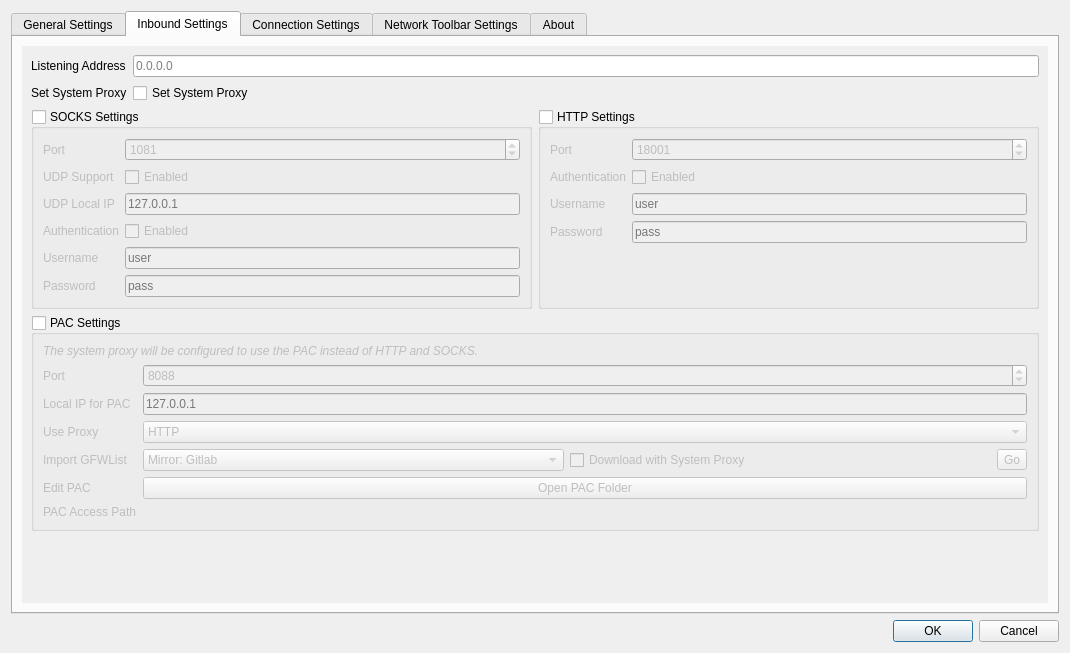
This is src/ui/w_PreferencesWindow.ui in Qv2ray/Qv2ray as Qt 5 draws it before an edit. The edited form follows.
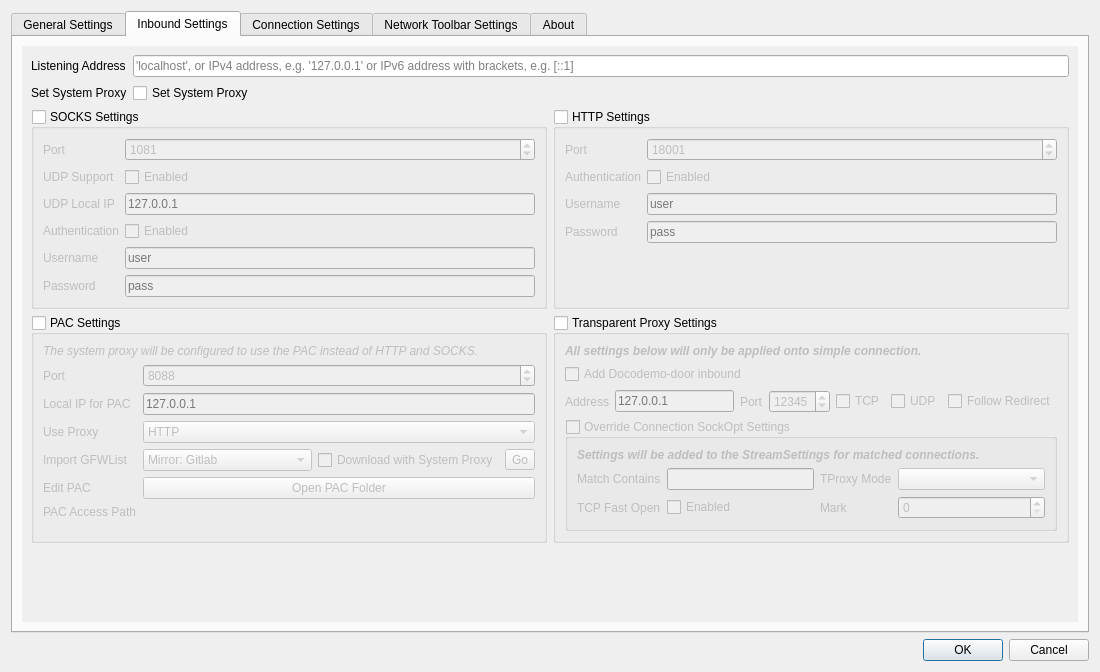
This is the edited form. The open tabs and pages were chosen to show the change. Icons and pictures are not drawn.

Commit message: add: added settings ui for dokodemo

```diff
--- a/src/ui/w_PreferencesWindow.ui
+++ b/src/ui/w_PreferencesWindow.ui
@@ -9,8 +9,8 @@
    <rect>
     <x>0</x>
     <y>0</y>
-    <width>1070</width>
-    <height>653</height>
+    <width>1100</width>
+    <height>672</height>
    </rect>
   </property>
   <property name="windowTitle">
@@ -594,8 +594,8 @@
            <rect>
             <x>0</x>
             <y>0</y>
-            <width>1016</width>
-            <height>557</height>
+            <width>1060</width>
+            <height>574</height>
            </rect>
           </property>
           <layout class="QVBoxLayout" name="verticalLayout_2">
@@ -611,7 +611,7 @@
              <item row="0" column="1">
               <widget class="QLineEdit" name="listenIPTxt">
                <property name="placeholderText">
-                <string notr="true">0.0.0.0</string>
+                <string notr="true">'localhost', or IPv4 address, e.g. '127.0.0.1' or IPv6 address with brackets, e.g. [::1]</string>
                </property>
               </widget>
              </item>
@@ -632,8 +632,85 @@
             </layout>
            </item>
            <item>
-            <layout class="QHBoxLayout" name="horizontalLayout">
-             <item>
+            <layout class="QGridLayout" name="gridLayout_11">
+             <item row="0" column="1">
+              <widget class="QGroupBox" name="httpGroupBox">
+               <property name="title">
+                <string>HTTP Settings</string>
+               </property>
+               <property name="checkable">
+                <bool>true</bool>
+               </property>
+               <property name="checked">
+                <bool>false</bool>
+               </property>
+               <layout class="QFormLayout" name="formLayout_7">
+                <item row="0" column="0">
+                 <widget class="QLabel" name="label_3">
+                  <property name="text">
+                   <string>Port</string>
+                  </property>
+                 </widget>
+                </item>
+                <item row="0" column="1">
+                 <widget class="QSpinBox" name="httpPortLE">
+                  <property name="minimum">
+                   <number>1</number>
+                  </property>
+                  <property name="maximum">
+                   <number>65535</number>
+                  </property>
+                  <property name="value">
+                   <number>18001</number>
+                  </property>
+                 </widget>
+                </item>
+                <item row="1" column="0">
+                 <widget class="QLabel" name="label_9">
+                  <property name="text">
+                   <string>Authentication</string>
+                  </property>
+                 </widget>
+                </item>
+                <item row="1" column="1">
+                 <widget class="QCheckBox" name="httpAuthCB">
+                  <property name="text">
+                   <string>Enabled</string>
+                  </property>
+                 </widget>
+                </item>
+                <item row="2" column="0">
+                 <widget class="QLabel" name="label_2">
+                  <property name="text">
+                   <string>Username</string>
+                  </property>
+                 </widget>
+                </item>
+                <item row="2" column="1">
+                 <widget class="QLineEdit" name="httpAuthUsernameTxt">
+                  <property name="placeholderText">
+                   <string notr="true">user</string>
+                  </property>
+                 </widget>
+                </item>
+                <item row="3" column="0">
+                 <widget class="QLabel" name="label_13">
+                  <property name="text">
+                   <string>Password</string>
+                  </property>
+                 </widget>
+                </item>
+                <item row="3" column="1">
+                 <widget class="QLineEdit" name="httpAuthPasswordTxt">
+                  <property name="placeholderText">
+                   <string notr="true">pass</string>
+                  </property>
+                 </widget>
+                </item>
+               </layout>
+              </widget>
+             </item>
+             <item row="0" column="0">
               <widget class="QGroupBox" name="socksGroupBox">
                <property name="title">
                 <string>SOCKS Settings</string>
@@ -738,10 +815,10 @@
                </layout>
               </widget>
              </item>
-             <item>
-              <widget class="QGroupBox" name="httpGroupBox">
+             <item row="1" column="1">
+              <widget class="QGroupBox" name="tProxyGroupBox">
                <property name="title">
-                <string>HTTP Settings</string>
+                <string>Transparent Proxy Settings</string>
                </property>
                <property name="checkable">
                 <bool>true</bool>
@@ -749,16 +826,53 @@
                <property name="checked">
                 <bool>false</bool>
                </property>
-               <layout class="QFormLayout" name="formLayout_7">
-                <item row="0" column="0">
-                 <widget class="QLabel" name="label_3">
+               <layout class="QVBoxLayout" name="verticalLayout_11" stretch="0,0,0,1">
+                <item>
+                 <widget class="QLabel" name="label_72">
+                  <property name="font">
+                   <font>
+                    <weight>75</weight>
+                    <italic>true</italic>
+                    <bold>true</bold>
+                   </font>
+                  </property>
+                  <property name="text">
+                   <string>All settings below will only be applied onto simple connection.</string>
+                  </property>
+                 </widget>
+                </item>
+                <item>
+                 <widget class="QCheckBox" name="checkBox">
+                  <property name="text">
+                   <string>Add Docodemo-door inbound</string>
+                  </property>
+                 </widget>
+                </item>
+                <item>
+                 <layout class="QHBoxLayout" name="horizontalLayout">
+                  <item>
+                   <widget class="QLabel" name="label_73">
+                    <property name="text">
+                     <string>Address</string>
+                    </property>
+                   </widget>
+                  </item>
+                  <item>
+                   <widget class="QLineEdit" name="lineEdit">
+                    <property name="placeholderText">
+                     <string>127.0.0.1</string>
+                    </property>
+                   </widget>
+                  </item>
+                  <item>
+                   <widget class="QLabel" name="label_77">
                   <property name="text">
                    <string>Port</string>
                   </property>
                  </widget>
                 </item>
-                <item row="0" column="1">
-                 <widget class="QSpinBox" name="httpPortLE">
+                  <item>
+                   <widget class="QSpinBox" name="spinBox">
                   <property name="minimum">
                    <number>1</number>
                   </property>
@@ -766,58 +880,110 @@
                    <number>65535</number>
                   </property>
                   <property name="value">
-                   <number>18001</number>
+                     <number>12345</number>
                   </property>
                  </widget>
                 </item>
-                <item row="1" column="0">
-                 <widget class="QLabel" name="label_9">
+                  <item>
+                   <widget class="QCheckBox" name="checkBox_2">
                   <property name="text">
-                   <string>Authentication</string>
+                     <string>TCP</string>
                   </property>
                  </widget>
                 </item>
-                <item row="1" column="1">
-                 <widget class="QCheckBox" name="httpAuthCB">
+                  <item>
+                   <widget class="QCheckBox" name="checkBox_3">
+                    <property name="text">
+                     <string>UDP</string>
+                    </property>
+                   </widget>
+                  </item>
+                  <item>
+                   <widget class="QCheckBox" name="checkBox_4">
+                    <property name="text">
+                     <string>Follow Redirect</string>
+                    </property>
+                   </widget>
+                  </item>
+                 </layout>
+                </item>
+                <item>
+                 <widget class="QGroupBox" name="groupBox_2">
+                  <property name="title">
+                   <string>Override Connection SockOpt Settings</string>
+                  </property>
+                  <property name="checkable">
+                   <bool>true</bool>
+                  </property>
+                  <property name="checked">
+                   <bool>false</bool>
+                  </property>
+                  <layout class="QGridLayout" name="gridLayout_12" columnstretch="0,1,0,1">
+                   <item row="2" column="1">
+                    <widget class="QCheckBox" name="checkBox_5">
                   <property name="text">
                    <string>Enabled</string>
                   </property>
                  </widget>
                 </item>
                 <item row="2" column="0">
-                 <widget class="QLabel" name="label_2">
+                    <widget class="QLabel" name="label_76">
                   <property name="text">
-                   <string>Username</string>
+                      <string>TCP Fast Open</string>
                   </property>
                  </widget>
                 </item>
-                <item row="2" column="1">
-                 <widget class="QLineEdit" name="httpAuthUsernameTxt">
-                  <property name="placeholderText">
-                   <string notr="true">user</string>
+                   <item row="2" column="2">
+                    <widget class="QLabel" name="label_75">
+                     <property name="text">
+                      <string>Mark</string>
                   </property>
                  </widget>
                 </item>
-                <item row="3" column="0">
-                 <widget class="QLabel" name="label_13">
+                   <item row="1" column="0">
+                    <widget class="QLabel" name="label_71">
                   <property name="text">
-                   <string>Password</string>
+                      <string>Match Contains</string>
                   </property>
                  </widget>
                 </item>
-                <item row="3" column="1">
-                 <widget class="QLineEdit" name="httpAuthPasswordTxt">
-                  <property name="placeholderText">
-                   <string notr="true">pass</string>
+                   <item row="2" column="3">
+                    <widget class="QSpinBox" name="spinBox_2"/>
+                   </item>
+                   <item row="1" column="2">
+                    <widget class="QLabel" name="label_78">
+                     <property name="text">
+                      <string>TProxy Mode</string>
                   </property>
                  </widget>
                 </item>
+                   <item row="1" column="3">
+                    <widget class="QComboBox" name="comboBox_2"/>
+                   </item>
+                   <item row="0" column="0" colspan="4">
+                    <widget class="QLabel" name="label_79">
+                     <property name="font">
+                      <font>
+                       <weight>75</weight>
+                       <italic>true</italic>
+                       <bold>true</bold>
+                      </font>
+                     </property>
+                     <property name="text">
+                      <string>Settings will be added to the StreamSettings for matched connections.</string>
+                     </property>
+                    </widget>
+                   </item>
+                   <item row="1" column="1">
+                    <widget class="QLineEdit" name="lineEdit_2"/>
+                   </item>
                </layout>
               </widget>
              </item>
             </layout>
-           </item>
-           <item>
+              </widget>
+             </item>
+             <item row="1" column="0">
             <widget class="QGroupBox" name="pacGroupBox">
              <property name="contextMenuPolicy">
               <enum>Qt::PreventContextMenu</enum>
@@ -1000,6 +1166,8 @@
              </layout>
             </widget>
            </item>
+            </layout>
+           </item>
            <item>
             <spacer name="verticalSpacer_10">
              <property name="orientation">
```
Left out of the diff: 160 changed lines with no effect on the pictures. Lines whose indentation alone changed are shown as unchanged. The commit also changes 2 other files.
